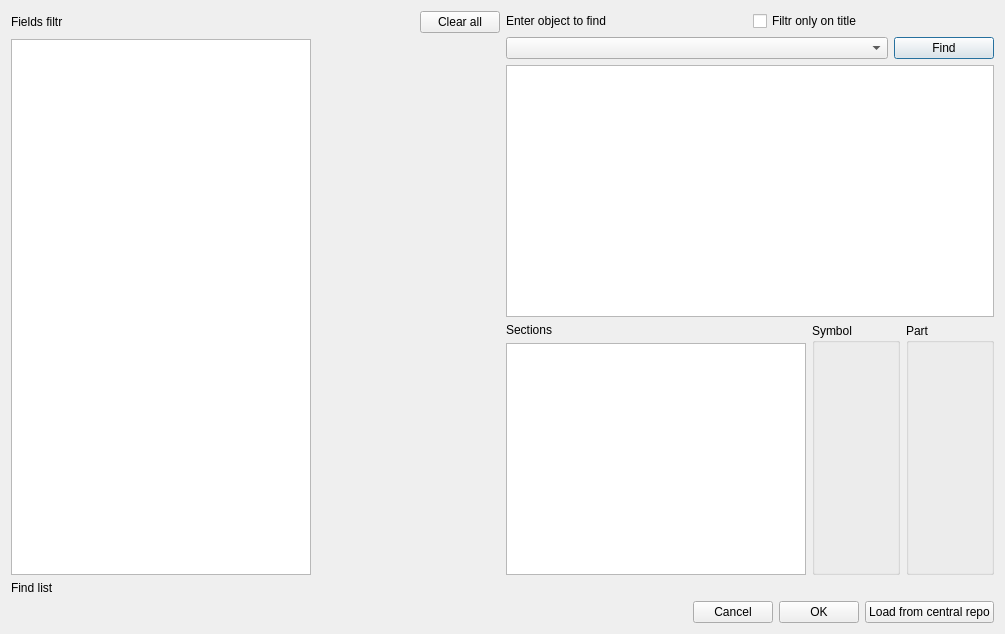
This is windows/SdDGetObject.ui in usiksan/SaliCAD as Qt 5 draws it before an edit. The edited form follows.
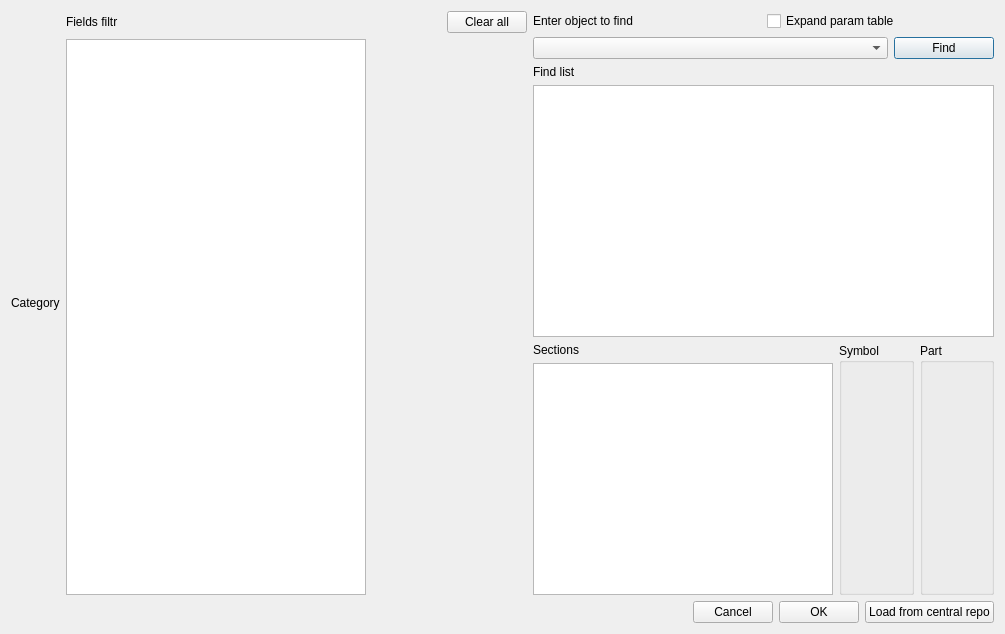
This is the edited form.

Commit message: Begin category. Append visual category view to GetObject. Create category view widget.

```diff
--- a/windows/SdDGetObject.ui
+++ b/windows/SdDGetObject.ui
@@ -16,6 +16,17 @@
   <layout class="QVBoxLayout" name="verticalLayout_4">
    <item>
     <layout class="QHBoxLayout" name="horizontalLayout_6">
+     <item>
+      <layout class="QVBoxLayout" name="mCategoryBox">
+       <item>
+        <widget class="QLabel" name="label_5">
+         <property name="text">
+          <string>Category</string>
+         </property>
+        </widget>
+       </item>
+      </layout>
+     </item>
      <item>
       <layout class="QVBoxLayout" name="verticalLayout_3">
        <item>
@@ -81,7 +92,7 @@
          <item>
           <widget class="QCheckBox" name="mTitleOnlyFiltr">
            <property name="text">
-            <string>Filtr only on title</string>
+            <string>Expand param table</string>
            </property>
           </widget>
          </item>
@@ -110,6 +121,13 @@
          </item>
         </layout>
        </item>
+       <item>
+        <widget class="QLabel" name="label_2">
+         <property name="text">
+          <string>Find list</string>
+         </property>
+        </widget>
+       </item>
        <item>
         <widget class="QTableWidget" name="mTable"/>
        </item>
@@ -162,13 +180,6 @@
      </item>
     </layout>
    </item>
-   <item>
-    <widget class="QLabel" name="label_2">
-     <property name="text">
-      <string>Find list</string>
-     </property>
-    </widget>
-   </item>
    <item>
     <layout class="QHBoxLayout" name="horizontalLayout_3">
      <item>
```
The commit also changes 5 other files.
